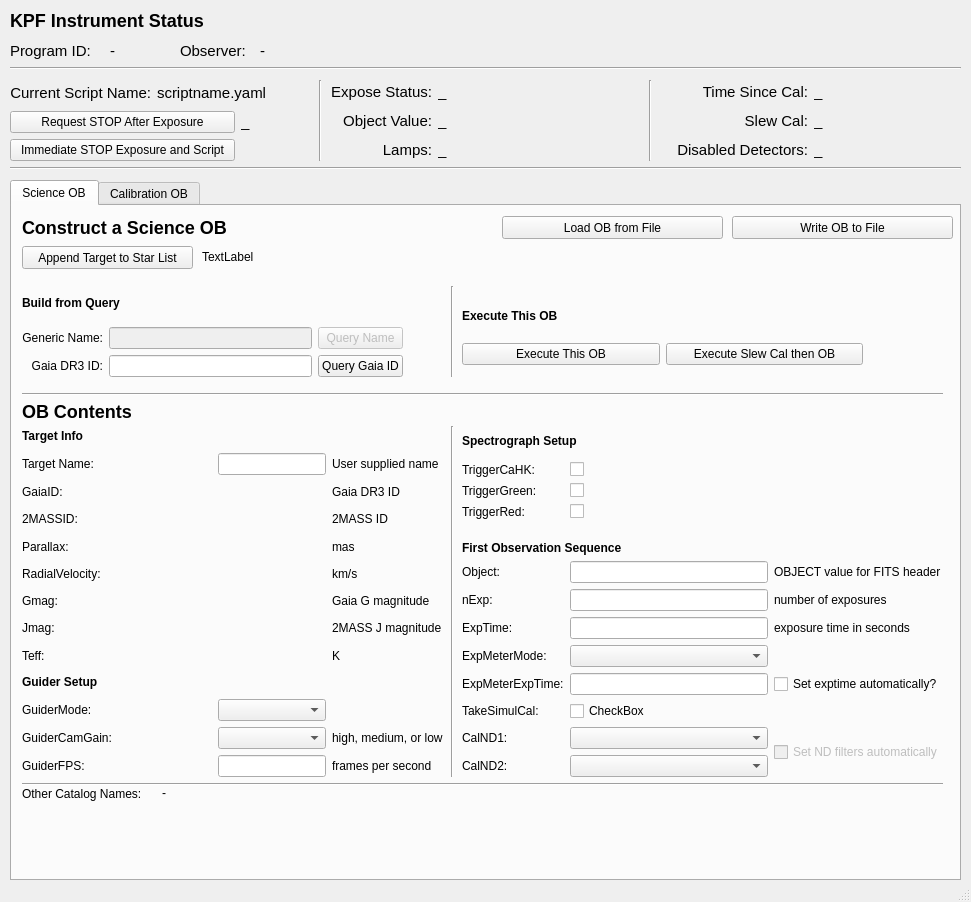
Qt form kpf/OB_GUI/KPF_OB_GUI.ui (KeckObservatory/KPFTranslator) before a commit.
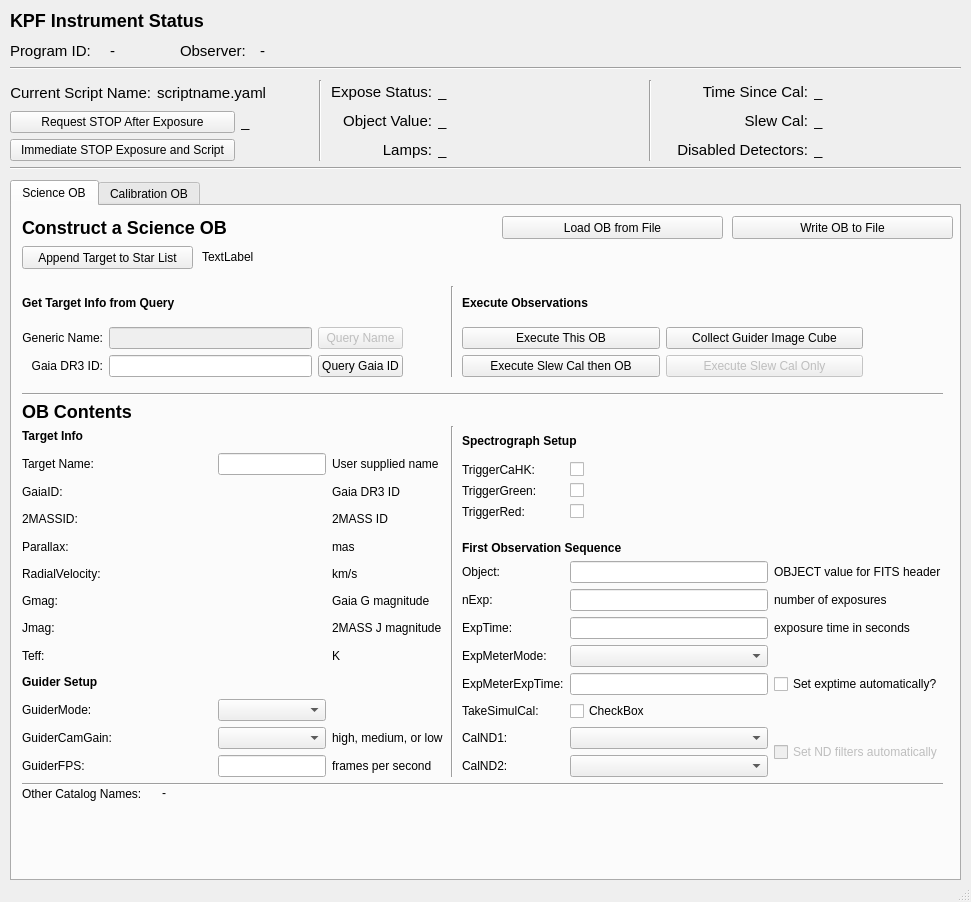
The same form after that commit.

Commit message: Update ui file with new buttons

Patch:
```diff
--- a/kpf/OB_GUI/KPF_OB_GUI.ui
+++ b/kpf/OB_GUI/KPF_OB_GUI.ui
@@ -377,7 +377,7 @@
        <item row="2" column="0" colspan="2">
         <widget class="QLabel" name="label_3">
          <property name="text">
-          <string>&lt;html&gt;&lt;head/&gt;&lt;body&gt;&lt;h4 style=&quot; margin-top:12px; margin-bottom:12px; margin-left:0px; margin-right:0px; -qt-block-indent:0; text-indent:0px;&quot;&gt;&lt;span style=&quot; font-size:medium; font-weight:600;&quot;&gt;Build from Query&lt;/span&gt;&lt;/h4&gt;&lt;/body&gt;&lt;/html&gt;</string>
+          <string>&lt;html&gt;&lt;head/&gt;&lt;body&gt;&lt;h4 style=&quot; margin-top:12px; margin-bottom:12px; margin-left:0px; margin-right:0px; -qt-block-indent:0; text-indent:0px;&quot;&gt;&lt;span style=&quot; font-size:medium; font-weight:600;&quot;&gt;Get Target Info from Query&lt;/span&gt;&lt;/h4&gt;&lt;/body&gt;&lt;/html&gt;</string>
          </property>
         </widget>
        </item>
@@ -427,33 +427,50 @@
       <property name="geometry">
        <rect>
         <x>450</x>
-        <y>100</y>
+        <y>80</y>
         <width>401</width>
-        <height>71</height>
+        <height>91</height>
        </rect>
       </property>
       <layout class="QGridLayout" name="execute_layout">
+       <item row="2" column="2">
+        <widget class="QPushButton" name="execute_slewcal_only">
+         <property name="enabled">
+          <bool>false</bool>
+         </property>
+         <property name="text">
+          <string>Execute Slew Cal Only</string>
+         </property>
+        </widget>
+       </item>
        <item row="0" column="1" colspan="2">
         <widget class="QLabel" name="label_11">
          <property name="text">
-          <string>&lt;html&gt;&lt;head/&gt;&lt;body&gt;&lt;h4 style=&quot; margin-top:12px; margin-bottom:12px; margin-left:0px; margin-right:0px; -qt-block-indent:0; text-indent:0px;&quot;&gt;&lt;span style=&quot; font-size:medium; font-weight:600;&quot;&gt;Execute This OB&lt;/span&gt;&lt;/h4&gt;&lt;/body&gt;&lt;/html&gt;</string>
+          <string>&lt;html&gt;&lt;head/&gt;&lt;body&gt;&lt;h4 style=&quot; margin-top:12px; margin-bottom:12px; margin-left:0px; margin-right:0px; -qt-block-indent:0; text-indent:0px;&quot;&gt;&lt;span style=&quot; font-size:medium; font-weight:600;&quot;&gt;Execute Observations&lt;/span&gt;&lt;/h4&gt;&lt;/body&gt;&lt;/html&gt;</string>
          </property>
         </widget>
        </item>
-       <item row="1" column="1" rowspan="2">
-        <widget class="QPushButton" name="executeOB">
-         <property name="text">
-          <string>Execute This OB</string>
-         </property>
-        </widget>
-       </item>
-       <item row="1" column="2" rowspan="2">
+       <item row="2" column="1">
         <widget class="QPushButton" name="executeOB_slewcal">
          <property name="text">
           <string>Execute Slew Cal then OB</string>
          </property>
         </widget>
        </item>
+       <item row="1" column="2">
+        <widget class="QPushButton" name="collect_guider_cube">
+         <property name="text">
+          <string>Collect Guider Image Cube</string>
+         </property>
+        </widget>
+       </item>
+       <item row="1" column="1">
+        <widget class="QPushButton" name="executeOB">
+         <property name="text">
+          <string>Execute This OB</string>
+         </property>
+        </widget>
+       </item>
       </layout>
      </widget>
      <widget class="Line" name="line_3">
```
Left out of the diff: 3 changed lines with no effect on the pictures.
